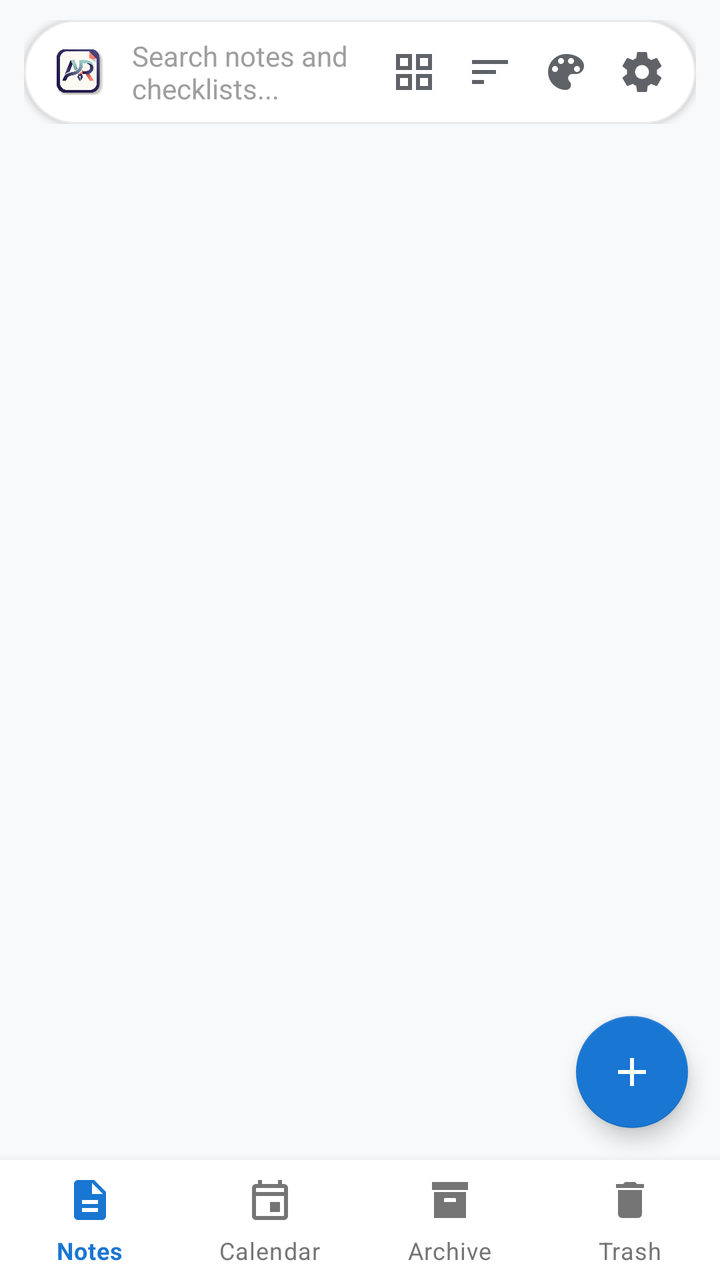
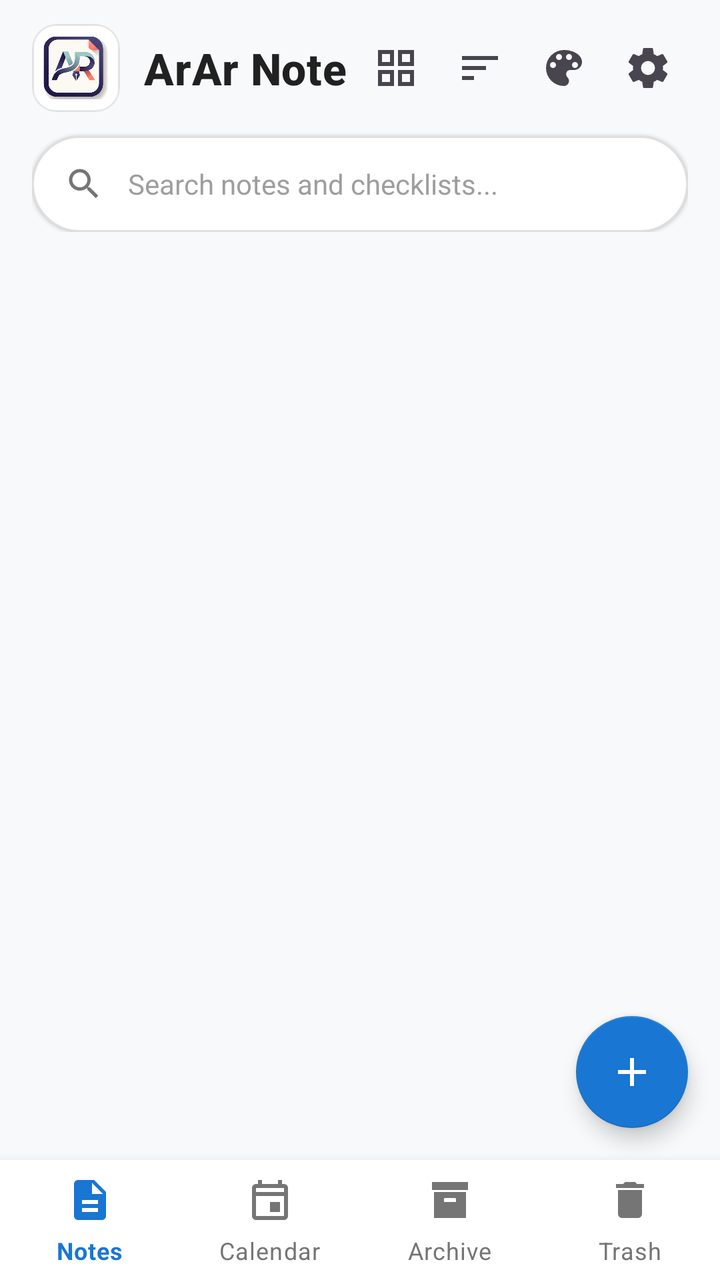

Screens rendered from an Android XML layout before and after an edit, with the pre-edit source and the edit as a unified diff.
<!-- AndroidManifest.xml: application theme Theme.ArArNote -->
<!-- res/layout/activity_main.xml -->
<?xml version="1.0" encoding="utf-8"?>
<androidx.coordinatorlayout.widget.CoordinatorLayout xmlns:android="http://schemas.android.com/apk/res/android"
    xmlns:app="http://schemas.android.com/apk/res-auto"
    android:layout_width="match_parent"
    android:layout_height="match_parent"
    android:background="#F8F9FA">

    <com.google.android.material.appbar.AppBarLayout
        android:layout_width="match_parent"
        android:layout_height="wrap_content"
        android:background="@android:color/transparent"
        app:elevation="0dp">

        <LinearLayout
            android:layout_width="match_parent"
            android:layout_height="wrap_content"
            android:orientation="vertical"
            android:paddingStart="12dp"
            android:paddingTop="10dp"
            android:paddingEnd="12dp"
            android:paddingBottom="6dp">

            
            <com.google.android.material.card.MaterialCardView
                android:id="@+id/card_search"
                android:layout_width="match_parent"
                android:layout_height="52dp"
                android:clickable="true"
                android:focusable="true"
                app:cardBackgroundColor="#FFFFFF"
                app:cardCornerRadius="26dp"
                app:cardElevation="2dp"
                app:strokeColor="#15000000"
                app:strokeWidth="1dp">

                <LinearLayout
                    android:layout_width="match_parent"
                    android:layout_height="match_parent"
                    android:gravity="center_vertical"
                    android:orientation="horizontal"
                    android:paddingStart="12dp"
                    android:paddingEnd="8dp">

                    <ImageView
                        android:id="@+id/img_app_logo"
                        android:layout_width="32dp"
                        android:layout_height="32dp"
                        android:contentDescription="App Logo"
                        android:src="@drawable/app_logo" />

                    <TextView
                        android:id="@+id/text_search_hint"
                        android:layout_width="0dp"
                        android:layout_height="match_parent"
                        android:layout_marginStart="10dp"
                        android:layout_weight="1"
                        android:gravity="center_vertical"
                        android:text="@string/hint_search"
                        android:textColor="@color/text_hint"
                        android:textSize="14sp" />

                    <ImageButton
                        android:id="@+id/btn_view_mode"
                        android:layout_width="38dp"
                        android:layout_height="38dp"
                        android:background="?attr/selectableItemBackgroundBorderless"
                        android:contentDescription="@string/action_view_mode"
                        android:src="@drawable/ic_grid"
                        app:tint="#5F6368" />

                    <ImageButton
                        android:id="@+id/btn_sort"
                        android:layout_width="38dp"
                        android:layout_height="38dp"
                        android:background="?attr/selectableItemBackgroundBorderless"
                        android:contentDescription="@string/action_sort"
                        android:src="@drawable/ic_sort"
                        app:tint="#5F6368" />

                    <ImageButton
                        android:id="@+id/btn_color_filter"
                        android:layout_width="38dp"
                        android:layout_height="38dp"
                        android:background="?attr/selectableItemBackgroundBorderless"
                        android:contentDescription="@string/action_color"
                        android:src="@drawable/ic_palette"
                        app:tint="#5F6368" />

                    <ImageButton
                        android:id="@+id/btn_settings"
                        android:layout_width="38dp"
                        android:layout_height="38dp"
                        android:background="?attr/selectableItemBackgroundBorderless"
                        android:contentDescription="@string/title_settings"
                        android:src="@drawable/ic_settings"
                        app:tint="#5F6368" />

                </LinearLayout>

            </com.google.android.material.card.MaterialCardView>

            
            <HorizontalScrollView
                android:id="@+id/scroll_color_filter"
                android:layout_width="match_parent"
                android:layout_height="wrap_content"
                android:layout_marginTop="8dp"
                android:scrollbars="none"
                android:visibility="gone">

                <LinearLayout
                    android:id="@+id/layout_color_chips"
                    android:layout_width="wrap_content"
                    android:layout_height="wrap_content"
                    android:gravity="center_vertical"
                    android:orientation="horizontal" />

            </HorizontalScrollView>

        </LinearLayout>

    </com.google.android.material.appbar.AppBarLayout>

    <FrameLayout
        android:layout_width="match_parent"
        android:layout_height="match_parent"
        android:layout_marginBottom="60dp"
        app:layout_behavior="@string/appbar_scrolling_view_behavior">

        <androidx.recyclerview.widget.RecyclerView
            android:id="@+id/recycler_notes"
            android:layout_width="match_parent"
            android:layout_height="match_parent"
            android:clipToPadding="false"
            android:paddingStart="6dp"
            android:paddingTop="4dp"
            android:paddingEnd="6dp"
            android:paddingBottom="88dp" />

        <LinearLayout
            android:id="@+id/layout_empty_state"
            android:layout_width="wrap_content"
            android:layout_height="wrap_content"
            android:layout_gravity="center"
            android:gravity="center"
            android:orientation="vertical"
            android:padding="24dp"
            android:visibility="gone">

            <ImageView
                android:layout_width="72dp"
                android:layout_height="72dp"
                android:alpha="0.4"
                android:contentDescription="Empty"
                android:src="@drawable/app_logo" />

            <TextView
                android:id="@+id/text_empty"
                android:layout_width="wrap_content"
                android:layout_height="wrap_content"
                android:layout_marginTop="16dp"
                android:gravity="center"
                android:lineSpacingExtra="4dp"
                android:text="@string/empty_notes"
                android:textColor="@color/text_secondary"
                android:textSize="15sp" />

        </LinearLayout>

    </FrameLayout>

    <com.google.android.material.floatingactionbutton.FloatingActionButton
        android:id="@+id/fab_add"
        android:layout_width="wrap_content"
        android:layout_height="wrap_content"
        android:layout_gravity="bottom|end"
        android:layout_marginEnd="16dp"
        android:layout_marginBottom="76dp"
        android:contentDescription="@string/action_add_note"
        android:src="@drawable/ic_add"
        app:backgroundTint="@color/primary"
        app:elevation="6dp"
        app:tint="#FFFFFF" />

    <com.google.android.material.bottomnavigation.BottomNavigationView
        android:id="@+id/bottom_navigation"
        android:layout_width="match_parent"
        android:layout_height="60dp"
        android:layout_gravity="bottom"
        android:background="@color/surface"
        app:elevation="8dp"
        app:itemIconTint="@color/bottom_nav_selector"
        app:itemTextColor="@color/bottom_nav_selector"
        app:labelVisibilityMode="labeled"
        app:menu="@menu/bottom_nav_menu" />

</androidx.coordinatorlayout.widget.CoordinatorLayout>
<!-- resources referenced by this layout -->
<resources>
  <color name="primary">#1976D2</color>
  <color name="surface">#FFFFFF</color>
  <color name="text_hint">#9E9E9E</color>
  <color name="text_secondary">#757575</color>
  <!-- drawable ic_add (drawable) -->
  <vector xmlns:android="http://schemas.android.com/apk/res/android"
      android:width="24dp"
      android:height="24dp"
      android:viewportWidth="24"
      android:viewportHeight="24">
      <path
          android:fillColor="#FFFFFFFF"
          android:pathData="M19,13H13V19H11V13H5V11H11V5H13V11H19V13Z" />
  </vector>
  <!-- drawable ic_grid (drawable) -->
  <vector xmlns:android="http://schemas.android.com/apk/res/android"
      android:width="24dp"
      android:height="24dp"
      android:viewportWidth="24"
      android:viewportHeight="24">
      <path
          android:fillColor="#FFFFFFFF"
          android:pathData="M3,3V11H11V3H3M5,5H9V9H5V5M13,3V11H21V3H13M15,5H19V9H15V5M3,13V21H11V13H3M5,15H9V19H5V15M13,13V21H21V13H13M15,15H19V19H15V15Z" />
  </vector>
  <!-- drawable ic_palette (drawable) -->
  <vector xmlns:android="http://schemas.android.com/apk/res/android"
      android:width="24dp"
      android:height="24dp"
      android:viewportWidth="24"
      android:viewportHeight="24">
      <path
          android:fillColor="#FFFFFFFF"
          android:pathData="M12,3A9,9 0 0,0 3,12A9,9 0 0,0 12,21A2.5,2.5 0 0,0 14.5,18.5C14.5,17.81 14.22,17.18 13.78,16.72C13.34,16.26 13.06,15.63 13.06,15A2,2 0 0,1 15.06,13H17A4,4 0 0,0 21,9C21,5.69 16.97,3 12,3M6.5,12A1.5,1.5 0 0,1 5,10.5A1.5,1.5 0 0,1 6.5,9A1.5,1.5 0 0,1 8,10.5A1.5,1.5 0 0,1 6.5,12M9.5,8A1.5,1.5 0 0,1 8,6.5A1.5,1.5 0 0,1 9.5,5A1.5,1.5 0 0,1 11,6.5A1.5,1.5 0 0,1 9.5,8M14.5,8A1.5,1.5 0 0,1 13,6.5A1.5,1.5 0 0,1 14.5,5A1.5,1.5 0 0,1 16,6.5A1.5,1.5 0 0,1 14.5,8M17.5,12A1.5,1.5 0 0,1 16,10.5A1.5,1.5 0 0,1 17.5,9A1.5,1.5 0 0,1 19,10.5A1.5,1.5 0 0,1 17.5,12Z" />
  </vector>
  <!-- drawable ic_sort (drawable) -->
  <vector xmlns:android="http://schemas.android.com/apk/res/android"
      android:width="24dp"
      android:height="24dp"
      android:viewportWidth="24"
      android:viewportHeight="24">
      <path
          android:fillColor="#FFFFFFFF"
          android:pathData="M3,18H9V16H3V18M3,6V8H21V6H3M3,13H15V11H3V13Z" />
  </vector>
  <string name="action_add_note">Add Note</string>
  <string name="action_color">Color</string>
  <string name="action_sort">Sort</string>
  <string name="action_view_mode">View Mode</string>
  <string name="empty_notes">No notes yet.\nTap + to create your first note!</string>
  <string name="hint_search">Search notes and checklists...</string>
  <string name="title_settings">Settings</string>
  <style name="Theme.ArArNote" parent="Theme.MaterialComponents.DayNight.NoActionBar">
          <item name="colorPrimary">@color/primary</item>
          <item name="colorPrimaryVariant">@color/primary_dark</item>
          <item name="colorOnPrimary">#FFFFFF</item>
          <item name="colorSecondary">@color/accent</item>
          <item name="colorSecondaryVariant">@color/accent</item>
          <item name="colorOnSecondary">#000000</item>
          <item name="android:statusBarColor">?attr/colorPrimaryVariant</item>
          <item name="android:windowBackground">@color/background</item>
      </style>
  <color name="primary_dark">#0D47A1</color>
  <color name="accent">#FFAB00</color>
  <color name="background">#F5F5F5</color>
  <!-- unchanged entries left out for length: 2 -->
</resources>

<!-- the commit's change to res/layout/activity_main.xml (unified diff, before → after) -->
@@ -15,22 +15,122 @@
             android:layout_width="match_parent"
             android:layout_height="wrap_content"
             android:orientation="vertical"
-            android:paddingStart="12dp"
-            android:paddingTop="10dp"
-            android:paddingEnd="12dp"
-            android:paddingBottom="6dp">
+            android:paddingStart="16dp"
+            android:paddingTop="12dp"
+            android:paddingEnd="16dp"
+            android:paddingBottom="8dp">
+
+            
+            <LinearLayout
+                android:layout_width="match_parent"
+                android:layout_height="wrap_content"
+                android:gravity="center_vertical"
+                android:orientation="horizontal"
+                android:paddingBottom="12dp">
+
+                
+                <LinearLayout
+                    android:id="@+id/layout_app_brand"
+                    android:layout_width="0dp"
+                    android:layout_height="wrap_content"
+                    android:layout_weight="1"
+                    android:gravity="center_vertical"
+                    android:orientation="horizontal">
+
+                    <com.google.android.material.card.MaterialCardView
+                        android:layout_width="44dp"
+                        android:layout_height="44dp"
+                        app:cardCornerRadius="12dp"
+                        app:cardElevation="0dp"
+                        app:strokeColor="#18000000"
+                        app:strokeWidth="1dp"
+                        app:cardBackgroundColor="@android:color/transparent">
+
+                        <ImageView
+                            android:id="@+id/img_app_logo"
+                            android:layout_width="match_parent"
+                            android:layout_height="match_parent"
+                            android:scaleType="fitCenter"
+                            android:contentDescription="@string/app_name"
+                            android:src="@drawable/app_logo" />
+
+                    </com.google.android.material.card.MaterialCardView>
+
+                    <TextView
+                        android:id="@+id/text_app_title"
+                        android:layout_width="wrap_content"
+                        android:layout_height="wrap_content"
+                        android:layout_marginStart="12dp"
+                        android:fontFamily="sans-serif-medium"
+                        android:letterSpacing="0.01"
+                        android:text="@string/app_name"
+                        android:textColor="@color/text_primary"
+                        android:textSize="22sp"
+                        android:textStyle="bold" />
+
+                </LinearLayout>
+
+                
+                <ImageButton
+                    android:id="@+id/btn_view_mode"
+                    android:layout_width="40dp"
+                    android:layout_height="40dp"
+                    android:background="?attr/selectableItemBackgroundBorderless"
+                    android:contentDescription="@string/action_view_mode"
+                    android:padding="8dp"
+                    android:scaleType="fitCenter"
+                    android:src="@drawable/ic_grid"
+                    app:tint="#49454F" />
+
+                <ImageButton
+                    android:id="@+id/btn_sort"
+                    android:layout_width="40dp"
+                    android:layout_height="40dp"
+                    android:layout_marginStart="2dp"
+                    android:background="?attr/selectableItemBackgroundBorderless"
+                    android:contentDescription="@string/action_sort"
+                    android:padding="8dp"
+                    android:scaleType="fitCenter"
+                    android:src="@drawable/ic_sort"
+                    app:tint="#49454F" />
+
+                <ImageButton
+                    android:id="@+id/btn_color_filter"
+                    android:layout_width="40dp"
+                    android:layout_height="40dp"
+                    android:layout_marginStart="2dp"
+                    android:background="?attr/selectableItemBackgroundBorderless"
+                    android:contentDescription="@string/action_color"
+                    android:padding="8dp"
+                    android:scaleType="fitCenter"
+                    android:src="@drawable/ic_palette"
+                    app:tint="#49454F" />
+
+                <ImageButton
+                    android:id="@+id/btn_settings"
+                    android:layout_width="40dp"
+                    android:layout_height="40dp"
+                    android:layout_marginStart="2dp"
+                    android:background="?attr/selectableItemBackgroundBorderless"
+                    android:contentDescription="@string/title_settings"
+                    android:padding="8dp"
+                    android:scaleType="fitCenter"
+                    android:src="@drawable/ic_settings"
+                    app:tint="#49454F" />
+
+            </LinearLayout>
 
             
             <com.google.android.material.card.MaterialCardView
                 android:id="@+id/card_search"
                 android:layout_width="match_parent"
-                android:layout_height="52dp"
+                android:layout_height="48dp"
                 android:clickable="true"
                 android:focusable="true"
                 app:cardBackgroundColor="#FFFFFF"
-                app:cardCornerRadius="26dp"
-                app:cardElevation="2dp"
-                app:strokeColor="#15000000"
+                app:cardCornerRadius="24dp"
+                app:cardElevation="1dp"
+                app:strokeColor="#1F000000"
                 app:strokeWidth="1dp">
 
                 <LinearLayout
@@ -38,62 +138,26 @@
                     android:layout_height="match_parent"
                     android:gravity="center_vertical"
                     android:orientation="horizontal"
-                    android:paddingStart="12dp"
-                    android:paddingEnd="8dp">
+                    android:paddingStart="16dp"
+                    android:paddingEnd="16dp">
 
                     <ImageView
-                        android:id="@+id/img_app_logo"
-                        android:layout_width="32dp"
-                        android:layout_height="32dp"
-                        android:contentDescription="App Logo"
-                        android:src="@drawable/app_logo" />
+                        android:layout_width="20dp"
+                        android:layout_height="20dp"
+                        android:contentDescription="@string/hint_search"
+                        android:src="@drawable/ic_search"
+                        app:tint="#757575" />
 
                     <TextView
                         android:id="@+id/text_search_hint"
                         android:layout_width="0dp"
                         android:layout_height="match_parent"
-                        android:layout_marginStart="10dp"
+                        android:layout_marginStart="12dp"
                         android:layout_weight="1"
                         android:gravity="center_vertical"
                         android:text="@string/hint_search"
                         android:textColor="@color/text_hint"
                         android:textSize="14sp" />
-
-                    <ImageButton
-                        android:id="@+id/btn_view_mode"
-                        android:layout_width="38dp"
-                        android:layout_height="38dp"
-                        android:background="?attr/selectableItemBackgroundBorderless"
-                        android:contentDescription="@string/action_view_mode"
-                        android:src="@drawable/ic_grid"
-                        app:tint="#5F6368" />
-
-                    <ImageButton
-                        android:id="@+id/btn_sort"
-                        android:layout_width="38dp"
-                        android:layout_height="38dp"
-                        android:background="?attr/selectableItemBackgroundBorderless"
-                        android:contentDescription="@string/action_sort"
-                        android:src="@drawable/ic_sort"
-                        app:tint="#5F6368" />
-
-                    <ImageButton
-                        android:id="@+id/btn_color_filter"
-                        android:layout_width="38dp"
-                        android:layout_height="38dp"
-                        android:background="?attr/selectableItemBackgroundBorderless"
-                        android:contentDescription="@string/action_color"
-                        android:src="@drawable/ic_palette"
-                        app:tint="#5F6368" />
-
-                    <ImageButton
-                        android:id="@+id/btn_settings"
-                        android:layout_width="38dp"
-                        android:layout_height="38dp"
-                        android:background="?attr/selectableItemBackgroundBorderless"
-                        android:contentDescription="@string/title_settings"
-                        android:src="@drawable/ic_settings"
-                        app:tint="#5F6368" />
 
                 </LinearLayout>
 
<!-- resource entries referenced after the edit -->
@@ -3,6 +3,7 @@
   <color name="primary">#1976D2</color>
   <color name="surface">#FFFFFF</color>
   <color name="text_hint">#9E9E9E</color>
+  <color name="text_primary">#212121</color>
   <color name="text_secondary">#757575</color>
   <!-- drawable ic_add (drawable) -->
   <vector xmlns:android="http://schemas.android.com/apk/res/android"
@@ -34,6 +35,16 @@
           android:fillColor="#FFFFFFFF"
           android:pathData="M12,3A9,9 0 0,0 3,12A9,9 0 0,0 12,21A2.5,2.5 0 0,0 14.5,18.5C14.5,17.81 14.22,17.18 13.78,16.72C13.34,16.26 13.06,15.63 13.06,15A2,2 0 0,1 15.06,13H17A4,4 0 0,0 21,9C21,5.69 16.97,3 12,3M6.5,12A1.5,1.5 0 0,1 5,10.5A1.5,1.5 0 0,1 6.5,9A1.5,1.5 0 0,1 8,10.5A1.5,1.5 0 0,1 6.5,12M9.5,8A1.5,1.5 0 0,1 8,6.5A1.5,1.5 0 0,1 9.5,5A1.5,1.5 0 0,1 11,6.5A1.5,1.5 0 0,1 9.5,8M14.5,8A1.5,1.5 0 0,1 13,6.5A1.5,1.5 0 0,1 14.5,5A1.5,1.5 0 0,1 16,6.5A1.5,1.5 0 0,1 14.5,8M17.5,12A1.5,1.5 0 0,1 16,10.5A1.5,1.5 0 0,1 17.5,9A1.5,1.5 0 0,1 19,10.5A1.5,1.5 0 0,1 17.5,12Z" />
   </vector>
+  <!-- drawable ic_search (drawable) -->
+  <vector xmlns:android="http://schemas.android.com/apk/res/android"
+      android:width="24dp"
+      android:height="24dp"
+      android:viewportWidth="24"
+      android:viewportHeight="24">
+      <path
+          android:fillColor="#FFFFFFFF"
+          android:pathData="M9.5,3A6.5,6.5 0 0,1 16,9.5C16,11.11 15.41,12.59 14.44,13.73L14.71,14H15.5L20.5,19L19,20.5L14,15.5V14.71L13.73,14.44C12.59,15.41 11.11,16 9.5,16A6.5,6.5 0 0,1 3,9.5A6.5,6.5 0 0,1 9.5,3M9.5,5C7,5 5,7 5,9.5C5,12 7,14 9.5,14C12,14 14,12 14,9.5C14,7 12,5 9.5,5Z" />
+  </vector>
   <!-- drawable ic_sort (drawable) -->
   <vector xmlns:android="http://schemas.android.com/apk/res/android"
       android:width="24dp"
@@ -48,6 +59,7 @@
   <string name="action_color">Color</string>
   <string name="action_sort">Sort</string>
   <string name="action_view_mode">View Mode</string>
+  <string name="app_name">ArAr Note</string>
   <string name="empty_notes">No notes yet.\nTap + to create your first note!</string>
   <string name="hint_search">Search notes and checklists...</string>
   <string name="title_settings">Settings</string>
